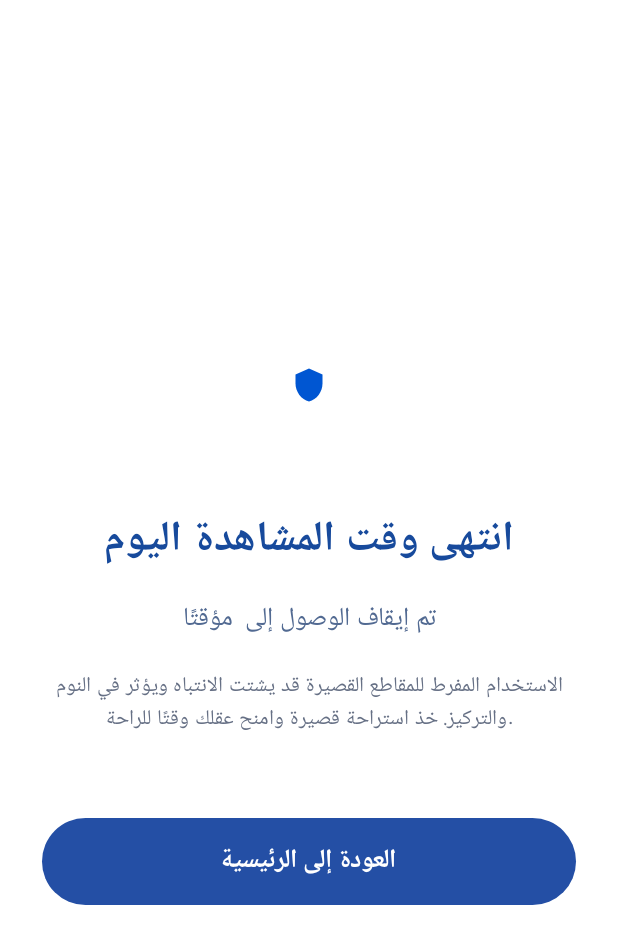
After one commit to Ufutdiydixux7t/MindShied_Ai, an Android app built with Jetpack Compose: the composable BlockedScreen called with empty values, on a phone screen of 412 x 824 dp. The commit adds this screen. Shown: the top 944 px of the screen. Run offline under Robolectric (Android 15) with nearby library versions, the phone set to English and light mode, and no system bars.

Commit message:
Enforce app protection and add blocked screen

```diff
--- /dev/null
+++ b/app/src/main/java/com/mindguard/feature/protection/BlockedScreen.kt
@@ -0,0 +1,86 @@
+package com.mindguard.feature.protection
+
+import androidx.activity.compose.BackHandler
+import androidx.compose.foundation.background
+import androidx.compose.foundation.layout.Arrangement
+import androidx.compose.foundation.layout.Box
+import androidx.compose.foundation.layout.Column
+import androidx.compose.foundation.layout.Spacer
+import androidx.compose.foundation.layout.fillMaxSize
+import androidx.compose.foundation.layout.fillMaxWidth
+import androidx.compose.foundation.layout.height
+import androidx.compose.foundation.layout.padding
+import androidx.compose.foundation.shape.RoundedCornerShape
+import androidx.compose.material.icons.Icons
+import androidx.compose.material.icons.filled.Shield
+import androidx.compose.material3.Button
+import androidx.compose.material3.ButtonDefaults
+import androidx.compose.material3.Icon
+import androidx.compose.material3.MaterialTheme
+import androidx.compose.material3.Text
+import androidx.compose.runtime.Composable
+import androidx.compose.ui.Alignment
+import androidx.compose.ui.Modifier
+import androidx.compose.ui.graphics.Color
+import androidx.compose.ui.text.font.FontWeight
+import androidx.compose.ui.text.style.TextAlign
+import androidx.compose.ui.unit.dp
+import androidx.compose.ui.unit.sp
+import com.mindguard.core.theme.Primary
+
+@Composable
+fun BlockedScreen(
+    blockedAppName: String,
+    onReturnHome: () -> Unit
+) {
+    BackHandler(onBack = onReturnHome)
+    Box(
+        modifier = Modifier.fillMaxSize().background(Color.White),
+        contentAlignment = Alignment.Center
+    ) {
+        Column(
+            modifier = Modifier.fillMaxWidth().padding(horizontal = 28.dp),
+            horizontalAlignment = Alignment.CenterHorizontally,
+            verticalArrangement = Arrangement.Center
+        ) {
+            Icon(
+                imageVector = Icons.Default.Shield,
+                contentDescription = null,
+                tint = Primary,
+                modifier = Modifier.height(72.dp)
+            )
+            Spacer(modifier = Modifier.height(44.dp))
+            Text(
+                text = "انتهى وقت المشاهدة اليوم",
+                color = Color(0xFF174A9C),
+                fontSize = 28.sp,
+                fontWeight = FontWeight.Bold,
+                textAlign = TextAlign.Center
+            )
+            Spacer(modifier = Modifier.height(14.dp))
+            Text(
+                text = "تم إيقاف الوصول إلى $blockedAppName مؤقتًا",
+                color = Color(0xFF526A92),
+                fontSize = 17.sp,
+                textAlign = TextAlign.Center
+            )
+            Spacer(modifier = Modifier.height(18.dp))
+            Text(
+                text = "الاستخدام المفرط للمقاطع القصيرة قد يشتت الانتباه ويؤثر في النوم والتركيز. خذ استراحة قصيرة وامنح عقلك وقتًا للراحة.",
+                color = Color(0xFF667085),
+                fontSize = 14.sp,
+                lineHeight = 22.sp,
+                textAlign = TextAlign.Center
+            )
+            Spacer(modifier = Modifier.height(54.dp))
+            Button(
+                onClick = onReturnHome,
+                modifier = Modifier.fillMaxWidth().height(58.dp),
+                shape = RoundedCornerShape(30.dp),
+                colors = ButtonDefaults.buttonColors(containerColor = Color(0xFF244FA5))
+            ) {
+                Text("العودة إلى الرئيسية", fontSize = 17.sp, fontWeight = FontWeight.Bold)
+            }
+        }
+    }
+}
--- a/app/src/main/java/com/mindguard/navigation/AppNavHost.kt
+++ b/app/src/main/java/com/mindguard/navigation/AppNavHost.kt
@@ -16,12 +16,16 @@ import com.mindguard.feature.settings.GeneralSettingsScreen
 @Composable
 fun AppNavHost(
     navController: NavHostController,
+    startAtHome: Boolean = false,
     isDarkMode: Boolean,
     onDarkModeChange: (Boolean) -> Unit,
     profileImageUri: Uri?,
     onProfileImageChange: (Uri?) -> Unit
 ) {
-    NavHost(navController = navController, startDestination = AppRoute.Login.route) {
+    NavHost(
+        navController = navController,
+        startDestination = if (startAtHome) AppRoute.Home.createRoute("المستخدم") else AppRoute.Login.route
+    ) {
         composable(AppRoute.Login.route) {
             LoginScreen(
                 onLoginClick = { name, _ ->
```
Also changed, not shown: app/src/main/java/com/mindguard/MainActivity.kt (+10 -1 lines), app/src/main/java/com/mindguard/MindGuardApp.kt (+11 -1 lines), app/src/main/java/com/mindguard/feature/protection/ProtectionScreen.kt (+26 -6 lines), app/src/main/java/com/mindguard/feature/protection/ProtectionViewModel.kt (+27 -2 lines), app/src/main/java/com/mindguard/platform/accessibility/MindGuardAccessibilityService.kt (+71 -2 lines), app/src/main/java/com/mindguard/platform/accessibility/ProtectionPreferences.kt (added, +76 -0 lines).
